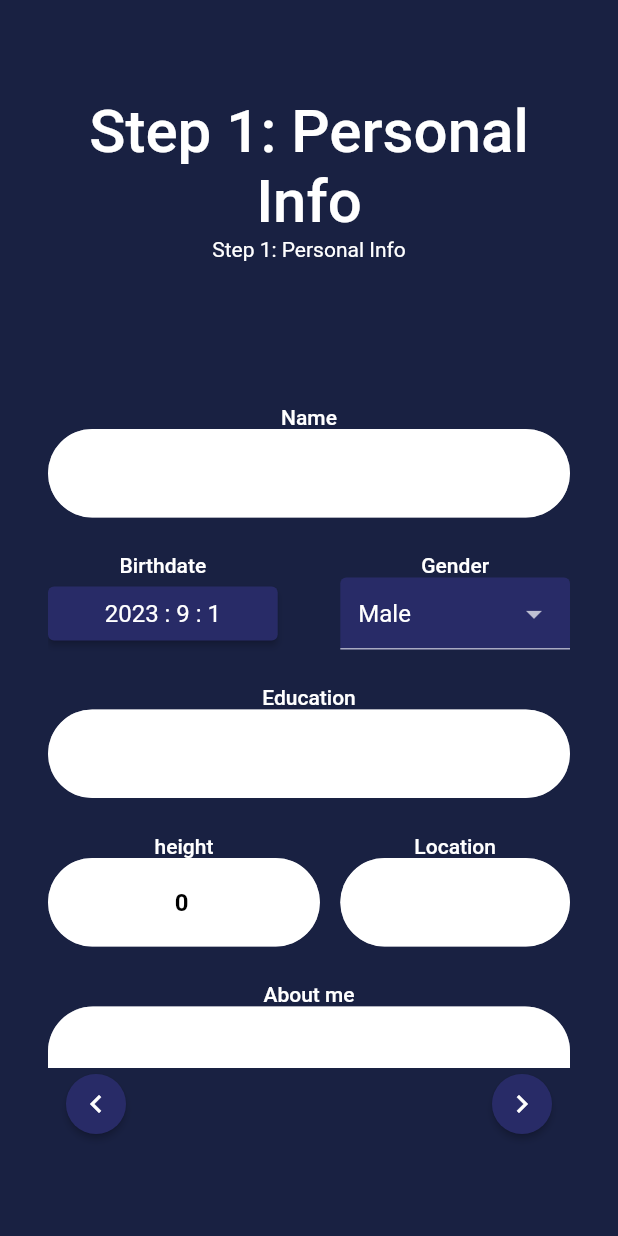
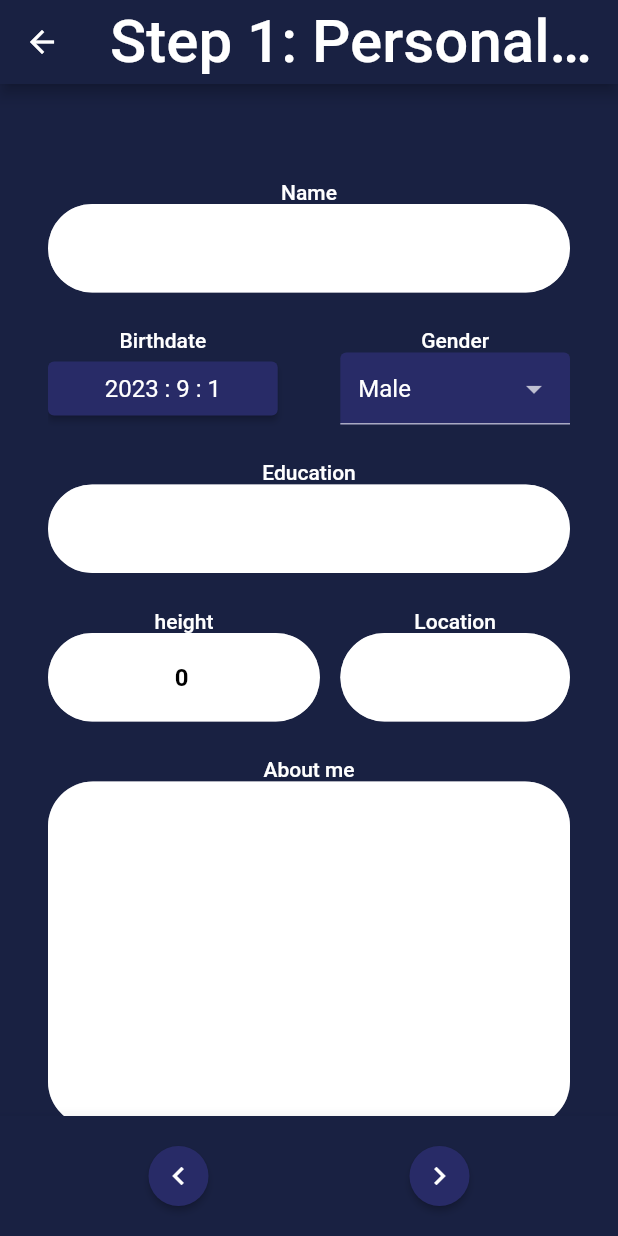
Before and after one commit to Maiter-Diploma-Work/maiter-mobile, a Flutter app: the RegistrationScreen screen opened by its route, on a phone screen of 412 x 824 dp. Run offline on Flutter 3.47's test engine with Material 2 defaults, Android fonts, the phone set to English and light mode, and no system bars; our stand-ins replace carousel_slider, dotted_border, file_picker, go_router; accounts and stored records are empty.

```diff
--- a/lib/src/layouts/registration_screen.dart
+++ b/lib/src/layouts/registration_screen.dart
@@ -33,10 +33,10 @@ class _RegistrationScreenState extends State<RegistrationScreen> {
   EdgeInsets? get _paddings {
     if (widget.padding == null) {
       return const EdgeInsets.only(
-        top: 64,
+        // top: 64,
         left: 32,
         right: 32,
-        bottom: 64,
+        // bottom: 64,
       );
     }
 
@@ -46,6 +46,10 @@ class _RegistrationScreenState extends State<RegistrationScreen> {
   @override
   Widget build(BuildContext context) {
     return Scaffold(
+      appBar: AppBar(
+        backgroundColor: const Color(0xFF192142),
+        title: AmicaTitle(text: widget.stepTitle),
+      ),
       body: Container(
         padding: _paddings,
         width: MediaQuery.of(context).size.width,
@@ -54,13 +58,17 @@ class _RegistrationScreenState extends State<RegistrationScreen> {
         ),
         child: Column(
           children: [
-            AmicaTitle(text: widget.stepTitle),
-            Text(widget.stepTitle),
-            const Gap(verticalGap: 32, horizontalGap: 0),
             Expanded(child: widget.body),
-            Row(
+          ],
+        ),
+      ),
+      bottomNavigationBar: BottomAppBar(
+        color: const Color(0xFF192142),
+        child: Padding(
+          padding: const EdgeInsets.symmetric(horizontal: 32, vertical: 16),
+          child: Row(
             mainAxisSize: MainAxisSize.max,
-              mainAxisAlignment: MainAxisAlignment.spaceBetween,
+            mainAxisAlignment: MainAxisAlignment.spaceAround,
             children: [
               AmicaRoundIconButton(
                 onTap: widget.onBackTapped,
@@ -71,8 +79,7 @@ class _RegistrationScreenState extends State<RegistrationScreen> {
                 icon: const Icon(Icons.chevron_right),
               ),
             ],
-            )
-          ],
+          ),
         ),
       ),
     );
--- a/lib/src/screens/auth/auth.router.dart
+++ b/lib/src/screens/auth/auth.router.dart
@@ -46,7 +46,7 @@ final registerRouter = GoRoute(
         ),
         onBackTapped: () => context.go('/auth/register/step-2'),
         onForwardTapped: () => context.go('/search/user'),
-        padding: const EdgeInsets.all(0),
+        // padding: const EdgeInsets.all(0),
       ),
     ),
   ],
--- a/lib/src/screens/auth/register/steps/interest_step.dart
+++ b/lib/src/screens/auth/register/steps/interest_step.dart
@@ -18,7 +18,6 @@ class _RegistrationInterestsState extends State<RegistrationInterests> {
   @override
   Widget build(BuildContext context) {
     return InterestsListSelect(
-      isRegistrations: true,
       selectedInterests: widget.selectedInterests,
     );
   }
```
Also changed, not shown: assets/mock_events.json (+5 -5 lines), lib/src/screens/events/event_search.dart (+9 -1 lines), lib/src/screens/events/events.router.dart (+8 -1 lines), lib/src/screens/profile_view/profile.router.dart (+6 -3 lines), lib/src/shared/interests_list/interests_list.dart (+1 -6 lines). Lines whose indentation alone changed are shown as unchanged.
